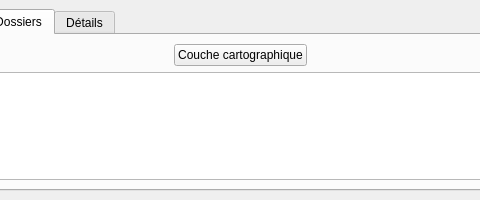
Above: ui_geofoncierconsultation.ui from Gustry/GeoFoncier-consultation before the change; both pictures show x 108 to 588 and y 0 to 200 of the 854 by 200 pixel window. Below: the same form after it.
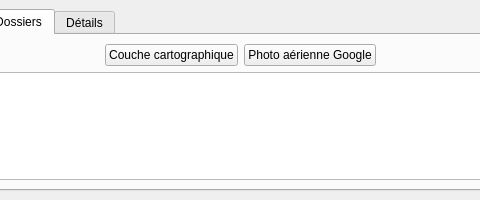
That is the form after the change. The open tabs and pages were chosen to show the change. Icons and pictures are not drawn.

Commit message: Ajout de google sat fix #23

Patch:
```diff
--- a/ui_geofoncierconsultation.ui
+++ b/ui_geofoncierconsultation.ui
@@ -222,6 +222,17 @@
             </property>
            </widget>
           </item>
+          <item>
+           <widget class="QPushButton" name="pushButton_couche_gsat">
+            <property name="text">
+             <string>Photo aérienne Google</string>
+            </property>
+            <property name="icon">
+             <iconset resource="resources.qrc">
+              <normaloff>:/resources/map</normaloff>:/resources/map</iconset>
+            </property>
+           </widget>
+          </item>
           <item>
            <spacer name="horizontalSpacer_2">
             <property name="orientation">
```
Left out of the diff: 2 changed lines with no effect on the pictures. The commit also changes 4 other files.
